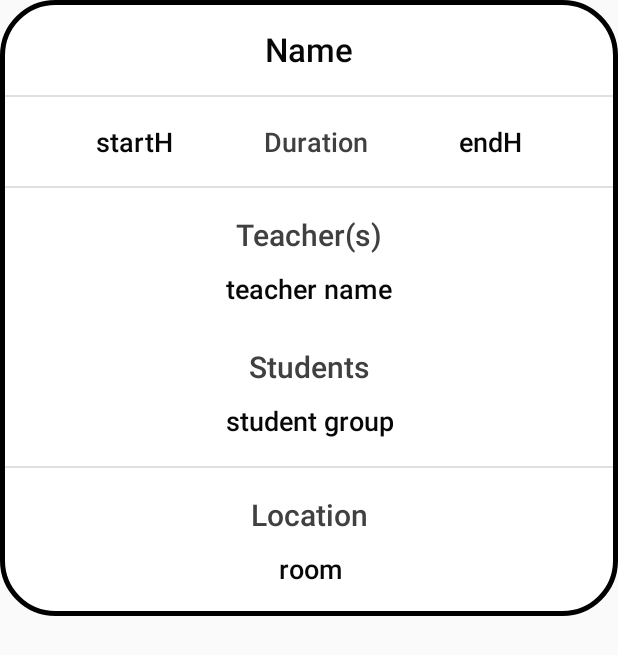
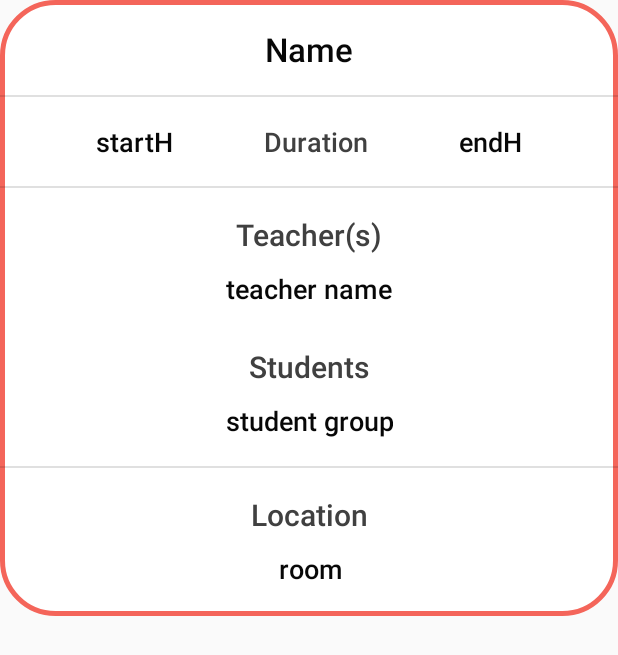
Before and after one commit to arthurbourret/ENTMobile, an Android app: the layout schedule_dialog_course.xml on its own in the app's theme, with its tools: preview values and no code run, on a phone screen of 412 x 824 dp. Shown: the top 655 px of the screen. Run offline under Robolectric (Android 15) with nearby library versions, the phone set to English and light mode, and no system bars.

Commit message:
EDT interface

```diff
--- a/app/src/main/java/com/example/entmobile/schedule/DialogOpenCourse.java
+++ b/app/src/main/java/com/example/entmobile/schedule/DialogOpenCourse.java
@@ -23,7 +23,7 @@ public class DialogOpenCourse extends DialogFragment {
     public DialogOpenCourse(View view, Course course) {
         ViewGroup viewGroup = view.findViewById(android.R.id.content); // create a new ViewGroup
         View dialogView = LayoutInflater.from(view.getContext()).inflate(R.layout.schedule_dialog_course, viewGroup, false);
-        //dialogView.getWindow().setBackgroundDrawable(new ColorDrawable(Color.TRANSPARENT)); //a adapter : sert a mettre les coins de la popup arrondis
+        //viewGroup.getWindow().setBackgroundDrawable(new ColorDrawable(Color.TRANSPARENT)); //a adapter : sert a mettre les coins de la popup arrondis
         // get the layout for the dialog
 
         String[] infos = course.getTotalInfos();
--- a/app/src/main/res/drawable/corner_background_schedule_dialog.xml
+++ b/app/src/main/res/drawable/corner_background_schedule_dialog.xml
@@ -4,7 +4,7 @@
 
     <!--Sert a faire le contour-->
     <stroke android:width="3dp"
-        android:color="#ff000000" />
+        android:color="#F4655A" />
 
     <corners android:radius="35dp"/>
 </shape>
```
